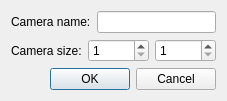
The window that core_lib/ui/camerapropertiesdialog.ui (pencil2d/pencil) describes before a commit, drawn with Qt 5.
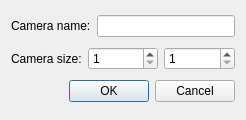
The same window after the commit.

Commit message: Change order of tabbing in the camera properties dialog

Diff of the .ui file:
```diff
--- a/core_lib/ui/camerapropertiesdialog.ui
+++ b/core_lib/ui/camerapropertiesdialog.ui
@@ -2,6 +2,14 @@
 <ui version="4.0">
  <class>CameraPropertiesDialog</class>
  <widget class="QDialog" name="CameraPropertiesDialog">
+  <property name="geometry">
+   <rect>
+    <x>0</x>
+    <y>0</y>
+    <width>246</width>
+    <height>120</height>
+   </rect>
+  </property>
   <property name="windowTitle">
    <string>Camera Properties</string>
   </property>
```
Left out of the diff: 5 changed lines with no effect on the pictures.
